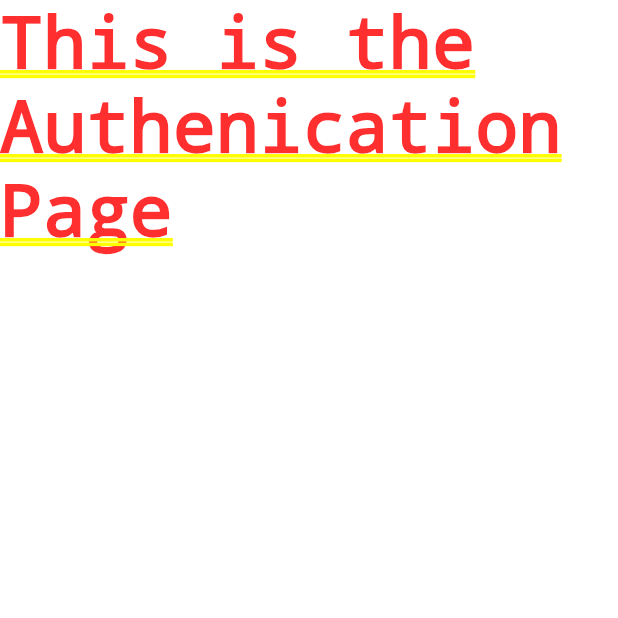
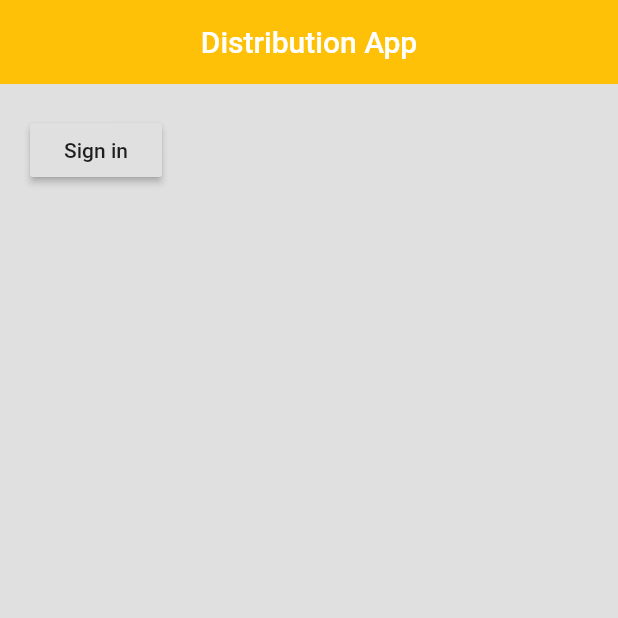
Before and after one commit to HarithElfatih/Distribution-App, a Flutter app: the screen it shows after launch, on a phone screen of 412 x 824 dp, the top half of it. Run offline on Flutter 3.47's test engine with Material 2 defaults, Android fonts, the phone set to English and light mode, and no system bars; our stand-ins replace cloud_firestore, firebase_auth, firebase_core; accounts and stored records are empty.

Commit message:
added The functionality of Signing in the user and Sign out

```diff
--- /dev/null
+++ b/lib/Models/userModel.dart
@@ -0,0 +1,28 @@
+import 'package:cloud_firestore/cloud_firestore.dart';
+import 'package:firebase_auth/firebase_auth.dart';
+
+class UserModel {
+  String email;
+  String uid;
+  String username;
+  DateTime timestamp;
+
+  UserModel({this.email, this.uid, this.username, this.timestamp});
+
+  Map toMap(UserModel user) {
+    var data = Map<String, dynamic>();
+
+    data["uid"] = user.uid;
+    data["username"] = user.username;
+    data["email"] = user.email;
+    data["timestamp"] = user.timestamp;
+
+    return data;
+  }
+
+  UserModel.fromMap(Map<String, dynamic> mapData) {
+    this.uid = mapData["uid"];
+    this.username = mapData["username"];
+    this.email = mapData["email"];
+  }
+}
--- a/lib/main.dart
+++ b/lib/main.dart
@@ -1,7 +1,13 @@
+import 'package:distribution/Models/userModel.dart';
+import 'package:flutter/material.dart';
 import 'package:distribution/screens/wrapper.dart';
-import 'package:flutter/material.dart';
+import 'package:firebase_core/firebase_core.dart';
+import 'package:provider/provider.dart';
+import 'package:distribution/services/auth.dart';
 
-void main() {
+void main() async {
+  WidgetsFlutterBinding.ensureInitialized();
+  await Firebase.initializeApp();
   runApp(MyApp());
 }
 
@@ -9,6 +15,7 @@ class MyApp extends StatelessWidget {
   // This widget is the root of your application.
   @override
   Widget build(BuildContext context) {
-    return MaterialApp(home: Wrapper());
+    return StreamProvider<UserModel>.value(
+        value: AuthService().user, child: MaterialApp(home: Wrapper()));
   }
 }
--- a/lib/screens/Authentication/authenticate.dart
+++ b/lib/screens/Authentication/authenticate.dart
@@ -1,4 +1,5 @@
 import 'package:flutter/material.dart';
+import 'package:distribution/screens/Authentication/sign-in.dart';
 
 class authenticate extends StatefulWidget {
   @override
@@ -8,8 +9,6 @@ class authenticate extends StatefulWidget {
 class _authenticateState extends State<authenticate> {
   @override
   Widget build(BuildContext context) {
-    return Container(
-      child: Text("This is the Authenication Page"),
-    );
+    return Signin();
   }
 }
--- /dev/null
+++ b/lib/screens/Authentication/sign-in.dart
@@ -0,0 +1,36 @@
+import 'package:flutter/material.dart';
+import 'package:distribution/services/auth.dart';
+
+class Signin extends StatefulWidget {
+  @override
+  _SigninState createState() => _SigninState();
+}
+
+class _SigninState extends State<Signin> {
+  final AuthService _auth = AuthService();
+  @override
+  Widget build(BuildContext context) {
+    return Scaffold(
+      backgroundColor: Colors.black12,
+      appBar: AppBar(
+        backgroundColor: Colors.amber,
+        elevation: 0.0,
+        title: Text("Distribution App"),
+        centerTitle: true,
+      ),
+      body: Container(
+          padding: EdgeInsets.symmetric(vertical: 20, horizontal: 20),
+          child: RaisedButton(
+              child: Text("Sign in"),
+              onPressed: () async {
+                dynamic result = await _auth.signInAnom();
+                if (result == null) {
+                  print("Error Occured");
+                } else {
+                  print("You Have Signed in");
+                  print(result.uid);
+                }
+              })),
+    );
+  }
+}
--- a/lib/screens/wrapper.dart
+++ b/lib/screens/wrapper.dart
@@ -1,13 +1,21 @@
+import 'package:distribution/Models/userModel.dart';
 import 'package:distribution/screens/Authentication/authenticate.dart';
 import 'package:distribution/screens/home/home.dart';
 import 'package:flutter/material.dart';
 import 'package:distribution/screens/home/home.dart';
 import 'package:distribution/screens/Authentication/authenticate.dart';
+import 'package:provider/provider.dart';
 
 class Wrapper extends StatelessWidget {
   @override
   Widget build(BuildContext context) {
     // Return eaither the Home Or the Authenticate Widget
-    return authenticate();
+    final user = Provider.of<UserModel>(context);
+    print(user);
+    if (user == null) {
+      return authenticate();
+    } else {
+      return Home();
+    }
   }
 }
--- a/pubspec.yaml
+++ b/pubspec.yaml
@@ -30,6 +30,8 @@ dependencies:
   cupertino_icons: ^1.0.2
   firebase_core: ^1.4.0
   firebase_auth: ^3.0.1
+  cloud_firestore: ^2.5.1
+  provider: ^6.0.0
 
 
 
```
Also changed, not shown: lib/screens/home/home.dart (+18 -2 lines), lib/services/auth.dart (added, +60 -0 lines), pubspec.lock.
